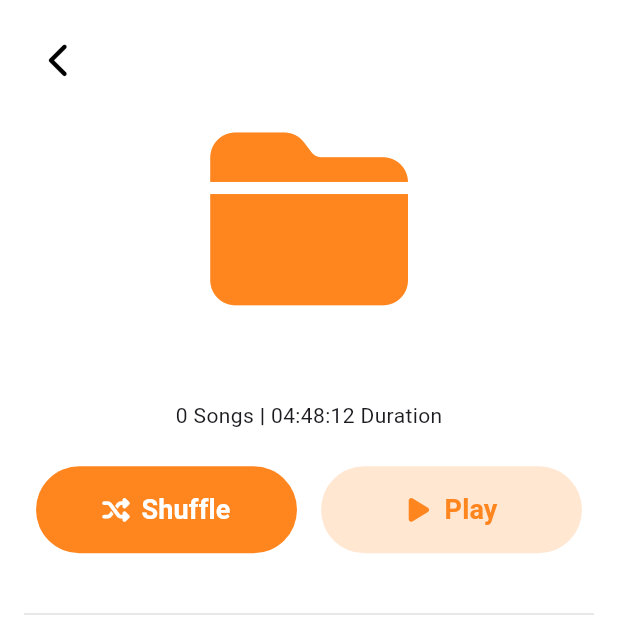
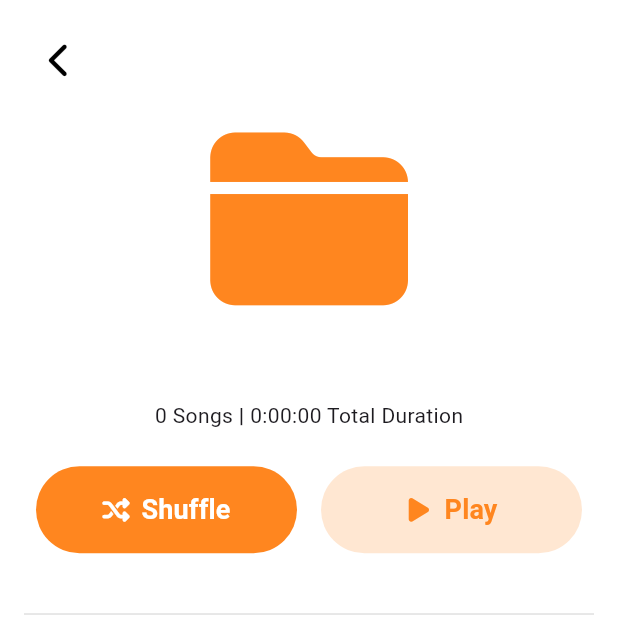
Before and after one commit to Abdullahkhidr/audio_player, a Flutter app: the FolderDetailsView screen opened directly with empty values, on a phone screen of 412 x 824 dp, the top half of it. Run offline on Flutter 3.47's test engine with Material 3 defaults, Android fonts, the phone set to English and light mode, and no system bars; our stand-ins replace dartz, equatable, flutter_svg, font_awesome_flutter, get_it, go_router and 4 more; missing offline and left inert: mesh_gradient; Roboto replaces fonts that are missing (Cairo).

Commit message:
add list of songs and total duration to folder entity

```diff
--- a/lib/features/audio_library/data/repositories/audio_library_repository_impl.dart
+++ b/lib/features/audio_library/data/repositories/audio_library_repository_impl.dart
@@ -58,9 +58,9 @@ class AudioLibraryRepositoryImpl implements AudioLibraryRepository {
           .map((e) => FolderEntity(
               name: e.split('/').last,
               path: e,
-              numberOfSongs: CacheData.songs
+              songs: CacheData.songs
                   .where((element) => element.path.startsWith(e))
-                  .length));
+                  .toList()));
       return right(songs.toList());
     } catch (e) {
       return left(Failure());
--- a/lib/features/audio_library/domain/entities/folder_entity.dart
+++ b/lib/features/audio_library/domain/entities/folder_entity.dart
@@ -1,11 +1,26 @@
+import 'package:listen_to_me/features/audio_library/domain/entities/song_entity.dart';
+
 class FolderEntity {
   final String name;
   final String path;
-  final int numberOfSongs;
+  final List<SongEntity> songs;
 
   FolderEntity({
     required this.name,
     required this.path,
-    required this.numberOfSongs,
-  });
+    required this.songs,
+  }) {
+    _calculateTotalDuration();
+  }
+
+  Duration _totalDuration = Duration.zero;
+
+  Duration get totalDuration => _totalDuration;
+
+  void _calculateTotalDuration() {
+    _totalDuration = Duration.zero;
+    for (var song in songs) {
+      _totalDuration += song.duration;
+    }
+  }
 }
--- a/lib/features/audio_library/presentation/view/folder_details_view.dart
+++ b/lib/features/audio_library/presentation/view/folder_details_view.dart
@@ -1,6 +1,5 @@
 import 'package:flutter/material.dart';
 import 'package:font_awesome_flutter/font_awesome_flutter.dart';
-import 'package:listen_to_me/core/utils/cache_data.dart';
 import 'package:listen_to_me/core/utils/constants.dart';
 import 'package:listen_to_me/core/utils/text_styles.dart';
 import 'package:listen_to_me/features/audio_library/domain/entities/folder_entity.dart';
@@ -32,12 +31,14 @@ class FolderDetailsView extends StatelessWidget {
                   mainAxisAlignment: MainAxisAlignment.center,
                   crossAxisAlignment: CrossAxisAlignment.center,
                   children: [
-                    Text('${folderEntity.numberOfSongs} Songs',
+                    Text('${folderEntity.songs.length} Songs',
                         style: TextStyles.style14),
                     Text('\t|\t',
                         style: TextStyles.style14
                             .copyWith(fontWeight: FontWeight.w600)),
-                    const Text('04:48:12 Duration', style: TextStyles.style14),
+                    Text(
+                        '${folderEntity.totalDuration.toString().substring(0, folderEntity.totalDuration.toString().indexOf('.'))} Total Duration',
+                        style: TextStyles.style14),
                   ],
                 ),
                 const FolderActions(),
@@ -52,11 +53,10 @@ class FolderDetailsView extends StatelessWidget {
                     child: const Text('Songs', style: TextStyles.style20)),
               ],
             )),
-            SliverList.list(
-              children: CacheData.songs
-                  .where((e) => e.path.startsWith(folderEntity.path))
-                  .map((e) => SongItem(song: e))
-                  .toList(),
+            SliverList.builder(
+              itemCount: folderEntity.songs.length,
+              itemBuilder: (context, index) =>
+                  SongItem(song: folderEntity.songs[index]),
             )
           ],
         ),
--- a/lib/features/audio_library/presentation/view/widgets/folder_item.dart
+++ b/lib/features/audio_library/presentation/view/widgets/folder_item.dart
@@ -14,7 +14,8 @@ class FolderItem extends StatelessWidget {
   Widget build(BuildContext context) {
     return ListTile(
       onTap: () {
-        GoRouter.of(context).push(AppRouter.folderDetailsView, extra: folderEntity);
+        GoRouter.of(context)
+            .push(AppRouter.folderDetailsView, extra: folderEntity);
       },
       leading: Icon(FontAwesomeIcons.solidFolderClosed,
           color: kPrimaryColor, size: 40),
@@ -22,7 +23,7 @@ class FolderItem extends StatelessWidget {
           maxLines: 1,
           style: TextStyles.style14.copyWith(fontWeight: FontWeight.w600)),
       subtitle: Text(
-          '${folderEntity.numberOfSongs} songs | ${folderEntity.path}',
+          '${folderEntity.songs.length} songs | ${folderEntity.path}',
           maxLines: 1,
           overflow: TextOverflow.ellipsis,
           style: TextStyles.style12.copyWith(color: kSecondaryColor)),
```
